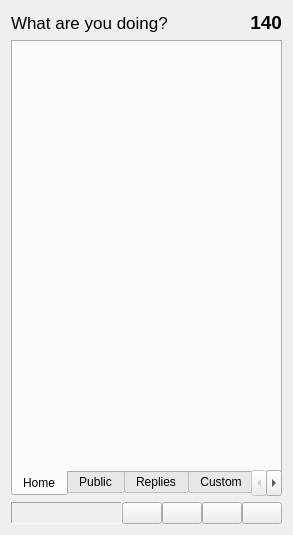
This is src/MainWindow.ui in asolfre/qwit as Qt 5 draws it before an edit. The edited form follows.
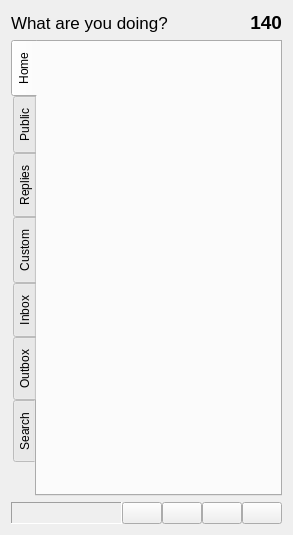
This is the edited form. Icons and pictures are not drawn.

Commit message: Changed position of tab buttons

Diff of the .ui file:
```diff
--- a/src/MainWindow.ui
+++ b/src/MainWindow.ui
@@ -226,7 +226,7 @@
         <string/>
        </property>
        <property name="tabPosition" >
-        <enum>QTabWidget::South</enum>
+        <enum>QTabWidget::West</enum>
        </property>
        <property name="currentIndex" >
         <number>0</number>
```
Left out of the diff: 1 changed line with no effect on the pictures.
